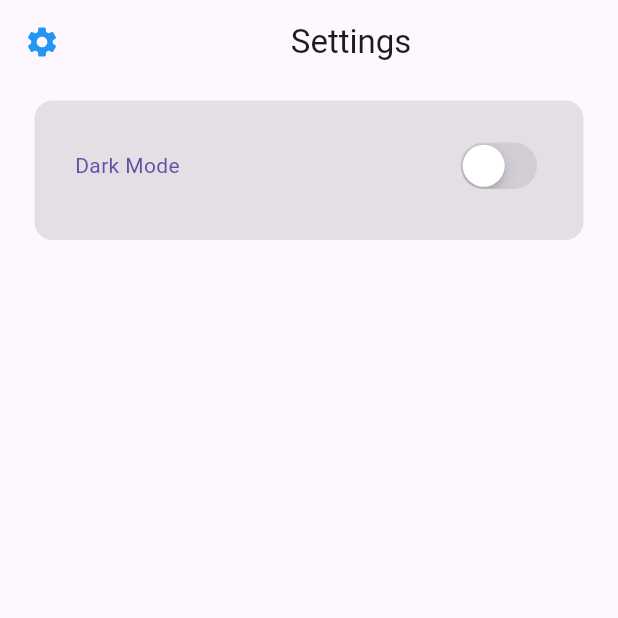
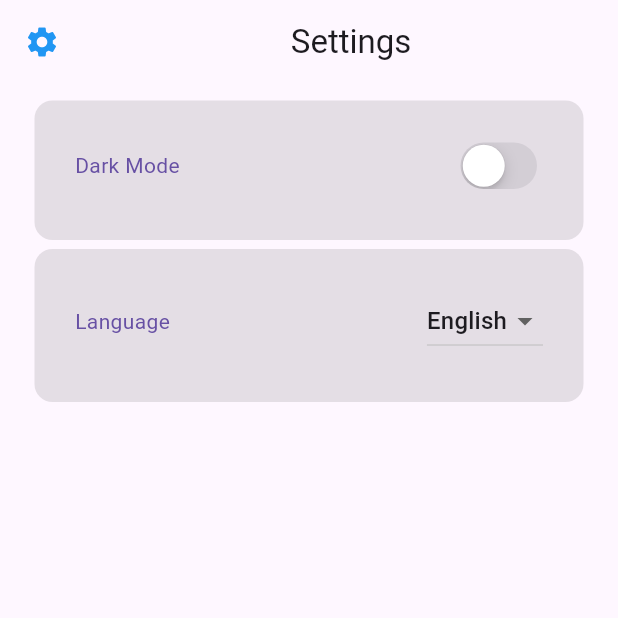
Before and after one commit to faid-terence/Go-Task, a Flutter app: the Settingpage screen opened directly, on a phone screen of 412 x 824 dp, the top half of it. Run offline on Flutter 3.47's test engine with Material 3 defaults, Android fonts, the phone set to English and light mode, and no system bars; our stand-ins replace easy_localization, hive_flutter; accounts and stored records are empty.

Commit message:
feat(translation):implement translation for swahili and french

```diff
--- a/lib/components/myDropDown.dart
+++ b/lib/components/myDropDown.dart
@@ -6,11 +6,11 @@ class CustomDropdown extends StatefulWidget {
   final void Function(String?) onChanged;
 
   const CustomDropdown({
-    Key? key,
+    super.key,
     required this.items,
     required this.hint,
     required this.onChanged,
-  }) : super(key: key);
+  });
 
   @override
   _CustomDropdownState createState() => _CustomDropdownState();
--- a/lib/components/todoList.dart
+++ b/lib/components/todoList.dart
@@ -12,7 +12,7 @@ class Todolist extends StatelessWidget {
   final VoidCallback onDelete;
 
   const Todolist({
-    Key? key,
+    super.key,
     required this.taskName,
     required this.description,
     required this.isCompleted,
@@ -21,7 +21,7 @@ class Todolist extends StatelessWidget {
     required this.onCheck,
     required this.onDelete,
     this.onTap,
-  }) : super(key: key);
+  });
 
   @override
   Widget build(BuildContext context) {
--- a/lib/pages/settingPage.dart
+++ b/lib/pages/settingPage.dart
@@ -2,16 +2,17 @@ import 'package:flutter/cupertino.dart';
 import 'package:flutter/material.dart';
 import 'package:provider/provider.dart';
 import 'package:todo/Provider/themeProvider.dart';
+import 'package:easy_localization/easy_localization.dart';
 
 class Settingpage extends StatelessWidget {
-  const Settingpage({super.key});
+  const Settingpage({Key? key}) : super(key: key);
 
   @override
   Widget build(BuildContext context) {
     return Scaffold(
       appBar: AppBar(
-        title: const Center(
-          child: Text('Settings'),
+        title: Center(
+          child: Text('settings'.tr()),
         ),
         leading: const Icon(
           Icons.settings,
@@ -20,7 +21,42 @@ class Settingpage extends StatelessWidget {
       ),
       body: Column(
         children: [
-          Container(
+          _buildSettingItem(
+            context,
+            "dark_mode".tr(),
+            CupertinoSwitch(
+              value: Provider.of<Themeprovider>(context).isDarkMode,
+              onChanged: (value) {
+                Provider.of<Themeprovider>(context, listen: false)
+                    .toggleTheme();
+              },
+            ),
+          ),
+          _buildSettingItem(
+            context,
+            "language".tr(),
+            DropdownButton<String>(
+              value: context.locale.languageCode,
+              items: [
+                DropdownMenuItem(value: 'en', child: Text('english'.tr())),
+                DropdownMenuItem(value: 'fr', child: Text('french'.tr())),
+                DropdownMenuItem(value: 'sw', child: Text('swahili'.tr())),
+              ],
+              onChanged: (String? newValue) {
+                if (newValue != null) {
+                  context.setLocale(Locale(newValue));
+                }
+              },
+            ),
+          ),
+        ],
+      ),
+    );
+  }
+
+  Widget _buildSettingItem(
+      BuildContext context, String title, Widget trailing) {
+    return Container(
       decoration: BoxDecoration(
         borderRadius: BorderRadius.circular(12),
         boxShadow: [
@@ -37,22 +73,12 @@ class Settingpage extends StatelessWidget {
         mainAxisAlignment: MainAxisAlignment.spaceBetween,
         children: [
           Text(
-                  "Dark Mode",
+            title,
             style: TextStyle(
               color: Theme.of(context).colorScheme.primary,
             ),
           ),
-                CupertinoSwitch(
-                  value: Provider.of<Themeprovider>(context, listen: false)
-                      .isDarkMode,
-                  onChanged: (value) {
-                    Provider.of<Themeprovider>(context, listen: false)
-                        .toggleTheme();
-                  },
-                ),
-              ],
-            ),
-          ),
+          trailing,
         ],
       ),
     );
--- a/pubspec.yaml
+++ b/pubspec.yaml
@@ -34,11 +34,12 @@ dependencies:
   # The following adds the Cupertino Icons font to your application.
   # Use with the CupertinoIcons class for iOS style icons.
   cupertino_icons: ^1.0.8
-  intl: ^0.17.0
+  intl: ^0.19.0
   provider: ^6.0.1
   shared_preferences: ^2.0.8
   hive: ^2.2.3
   hive_flutter: ^1.1.0
+  easy_localization: ^3.0.0
 
 dev_dependencies:
   flutter_test:
@@ -66,7 +67,7 @@ flutter:
   # To add assets to your application, add an assets section, like this:
   assets:
     - images/
-  #   - images/a_dot_ham.jpeg
+    - assets/translations/
 
   # An image asset can refer to one or more resolution-specific "variants", see
   # https://flutter.dev/to/resolution-aware-images
```
Also changed, not shown: assets/translations/en.json (added, +26 -0 lines), assets/translations/fr.json (added, +26 -0 lines), assets/translations/sw.json (added, +26 -0 lines), lib/main.dart (+50 -22 lines), lib/pages/addTodoPage.dart (+17 -11 lines), lib/pages/homePage.dart (+15 -14 lines), lib/pages/todoPage.dart (+13 -12 lines), pubspec.lock. Lines whose indentation alone changed are shown as unchanged.
